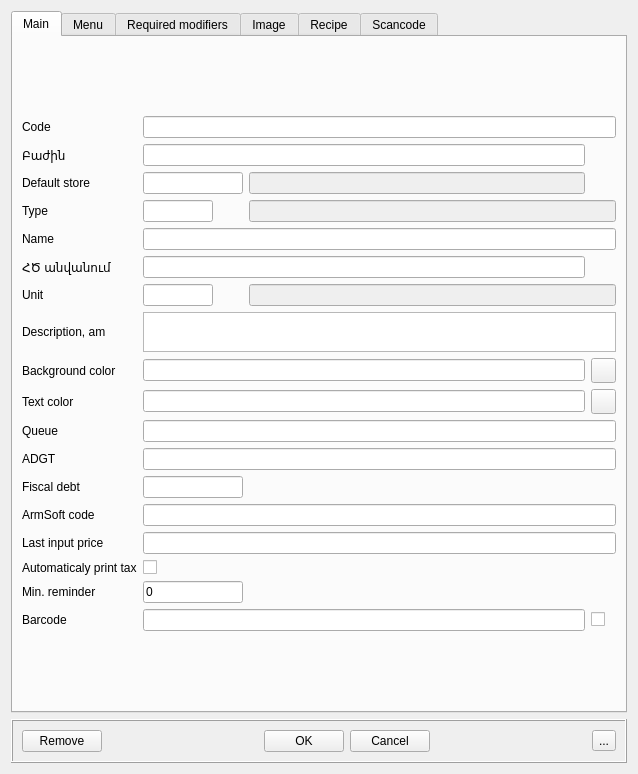
This is RowEditor/rerestdish.ui in End1-1/Resort-2 as Qt 5 draws it before an edit. The edited form follows.
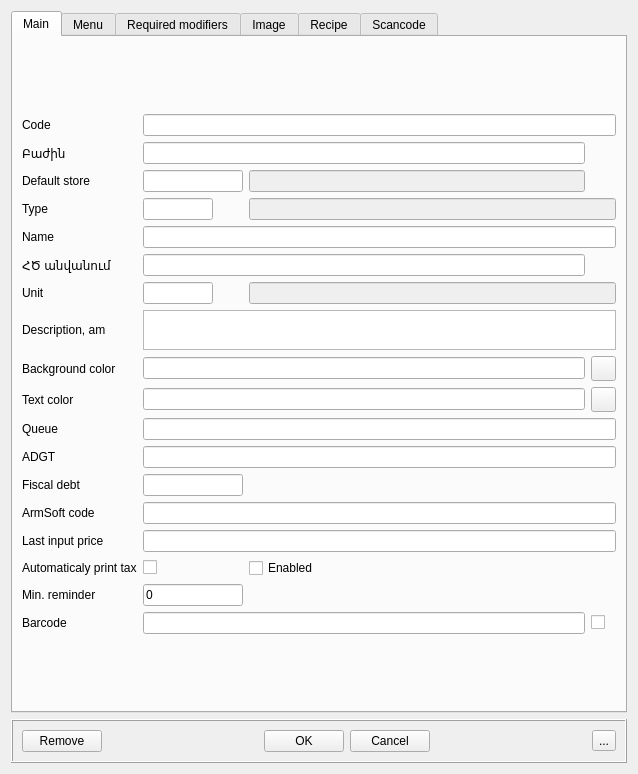
This is the edited form. Icons and pictures are not drawn. Custom widgets are drawn as their Qt base class.

```diff
--- a/RowEditor/rerestdish.ui
+++ b/RowEditor/rerestdish.ui
@@ -432,6 +432,16 @@
            </property>
           </widget>
          </item>
+         <item row="16" column="2">
+          <widget class="EQCheckBox" name="chIsEnabled">
+           <property name="text">
+            <string>Enabled</string>
+           </property>
+           <property name="Field" stdset="0">
+            <string>f_enabled</string>
+           </property>
+          </widget>
+         </item>
         </layout>
        </item>
       </layout>
```
Left out of the diff: 44 changed lines with no effect on the pictures.
